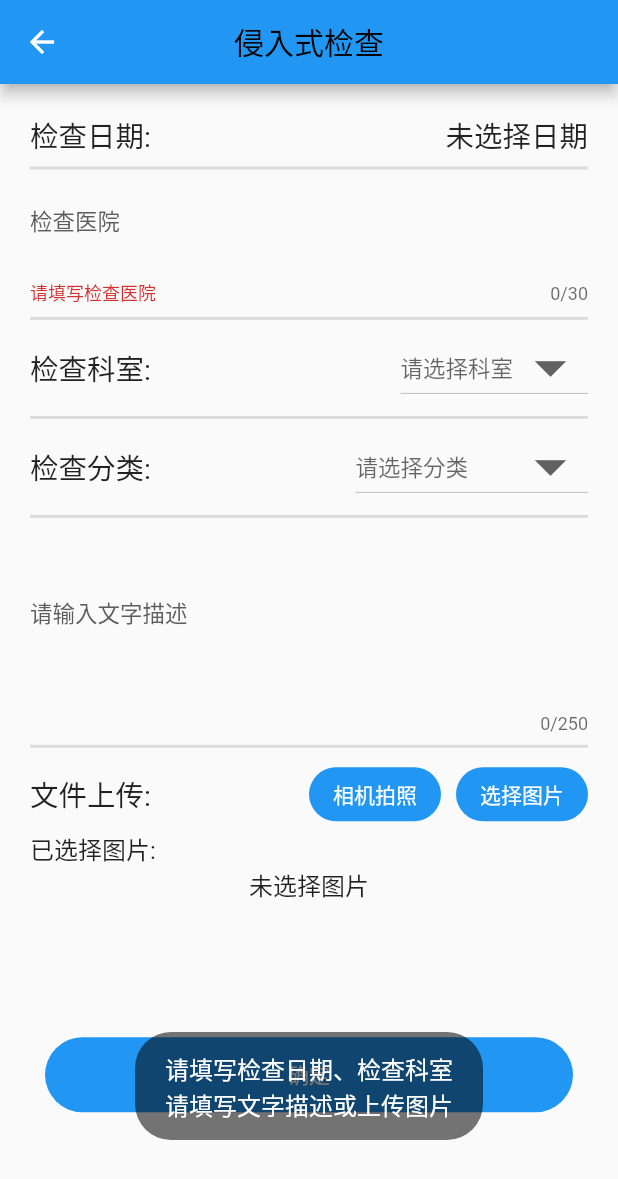
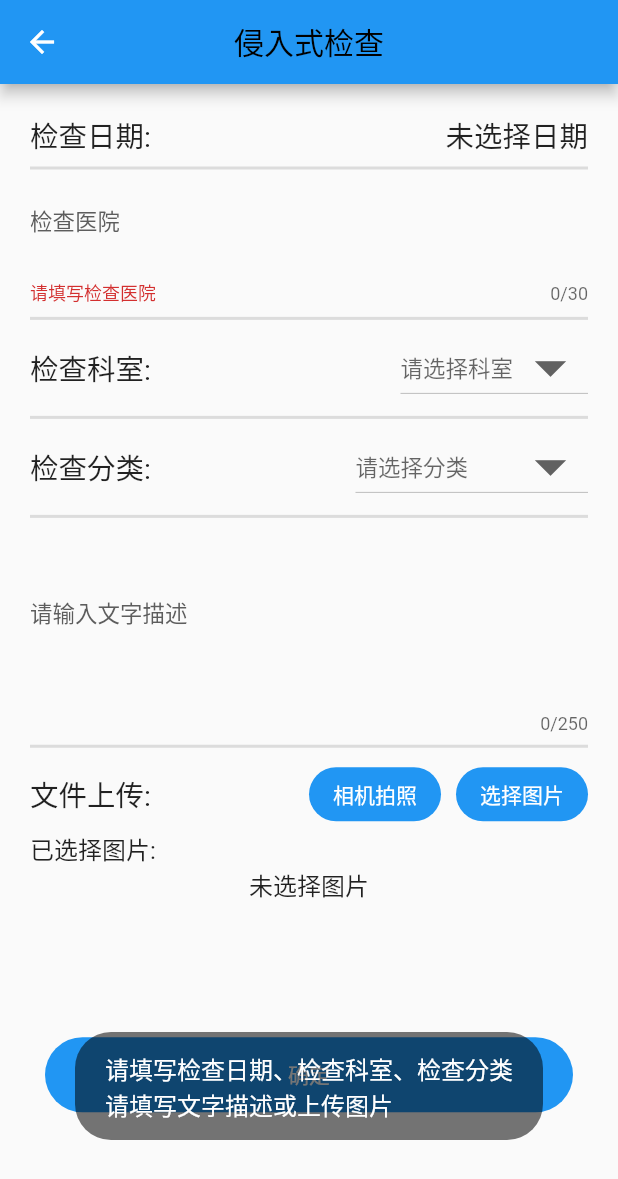
Before and after one commit to Dodoushu/cloudRecordv1, a Flutter app: the invasive screen opened directly, after a tap on "确定", on a phone screen of 412 x 824 dp. Shown: the top 1179 px of the screen. Run offline on Flutter 3.47's test engine with Material 2 defaults, Android fonts, the phone set to English and light mode, and no system bars; our stand-ins replace cookie_jar, dio, dio_cookie_manager, file_picker, fluttertoast, image_picker and 4 more; missing offline and left inert: city_pickers, file_utils; accounts and stored records are empty.

Commit message:
2021-05-17

```diff
--- a/lib/patient/CheckRecord/invasive.dart
+++ b/lib/patient/CheckRecord/invasive.dart
@@ -321,12 +321,12 @@ class _invasive extends State<invasive> {
     var loginForm = textFromKey.currentState;
 //    验证Form表单
 
-    List MessageList = ['检查日期','检查科室','请填写文字描述或上传图片'];
+    List MessageList = ['检查日期','检查科室','检查分类','请填写文字描述或上传图片'];
     List NullList = [];
     if(displayPath.length == 0 && recordcontent == null)
-        NullList = [date,office,null];
+        NullList = [date,office,subSubItems,null];
     else
-      NullList = [date,office,1];
+      NullList = [date,office,subSubItems,1];
 
     MessageMethod Message = new MessageMethod(MessageList,NullList);
     List messageAndifture = Message.getMessage();
--- a/lib/patient/CheckRecord/laboratory.dart
+++ b/lib/patient/CheckRecord/laboratory.dart
@@ -316,12 +316,12 @@ class _laboratory extends State<laboratory> {
     var loginForm = textFromKey.currentState;
 //    验证Form表单
 
-    List MessageList = ['检查日期','检查科室','请填写文字描述或上传图片'];
+    List MessageList = ['检查日期','检查科室','检查分类','请填写文字描述或上传图片'];
     List NullList = [];
     if(displayPath.length == 0 && recordcontent == null)
-      NullList = [date,office,null];
+      NullList = [date,office,subSubItems,null];
     else
-      NullList = [date,office,1];
+      NullList = [date,office,subSubItems,1];
 
     MessageMethod Message = new MessageMethod(MessageList,NullList);
     List messageAndifture = Message.getMessage();
--- a/lib/patient/CheckRecord/other.dart
+++ b/lib/patient/CheckRecord/other.dart
@@ -283,12 +283,12 @@ class _other extends State<other> {
     var loginForm = textFromKey.currentState;
 //    验证Form表单
 
-    List MessageList = ['检查日期','检查科室','请填写文字描述或上传图片'];
+    List MessageList = ['检查日期','检查科室','检查分类','请填写文字描述或上传图片'];
     List NullList = [];
     if(displayPath.length == 0 && recordcontent == null)
-      NullList = [date,office,null];
+      NullList = [date,office,subSubItems,null];
     else
-      NullList = [date,office,1];
+      NullList = [date,office,subSubItems,1];
 
     MessageMethod Message = new MessageMethod(MessageList,NullList);
     List messageAndifture = Message.getMessage();
--- a/lib/patient/CheckRecord/picture.dart
+++ b/lib/patient/CheckRecord/picture.dart
@@ -428,6 +428,7 @@ class _picture extends State<picture> {
                       onChanged: (value) {
                         hospital = value;
                       },
+                      maxLength: 30,
                       validator: (value) {
                         if (value.isEmpty) {
                           return '请填写检查医院';
--- a/lib/patient/outPatientMedical/outPatientMedical.dart
+++ b/lib/patient/outPatientMedical/outPatientMedical.dart
@@ -426,7 +426,7 @@ class _outpatientMedical extends State<outpatientMedical> {
                       maxLength: 30,
                       validator: (value) {
                         if (value.isEmpty) {
-                          return '青填写医生姓名';
+                          return '请填写医生姓名';
                         }
                       },
                     ),
--- a/lib/patient/outPatientMedical/treatmentRecord.dart
+++ b/lib/patient/outPatientMedical/treatmentRecord.dart
@@ -252,12 +252,12 @@ class _treatmentRecord extends State<treatmentRecord> {
   void summit() async {
     var loginForm = textFromKey.currentState;
 //    验证Form表单
-    List MessageList = ['检查日期','检查科室','请填写文字描述或上传图片'];
+    List MessageList = ['检查日期','检查科室',"治疗医院",'请填写文字描述或上传图片'];
     List NullList = [];
     if(displayPath.length == 0 && recordcontent == null)
-      NullList = [date,office,null];
+      NullList = [date,office,hospital,null];
     else
-      NullList = [date,office,1];
+      NullList = [date,office,hospital,1];
 
     MessageMethod Message = new MessageMethod(MessageList,NullList);
     List messageAndifture = Message.getMessage();
--- a/lib/springtest.dart
+++ b/lib/springtest.dart
@@ -305,7 +305,8 @@ class LLogin extends State<Login> {
                           params['list'] = list;
 
                           Map body = params;
-                          Response response = await dio.get('rabbitmq/send');
+                          print("111111");
+                          Response response = await dio.get('jpaGet');
                           String dataStr = json.encode(response.data);
                           print(dataStr);
 
```
Also changed, not shown: lib/patient/CheckRecord/pathology.dart (+84 -25 lines).
